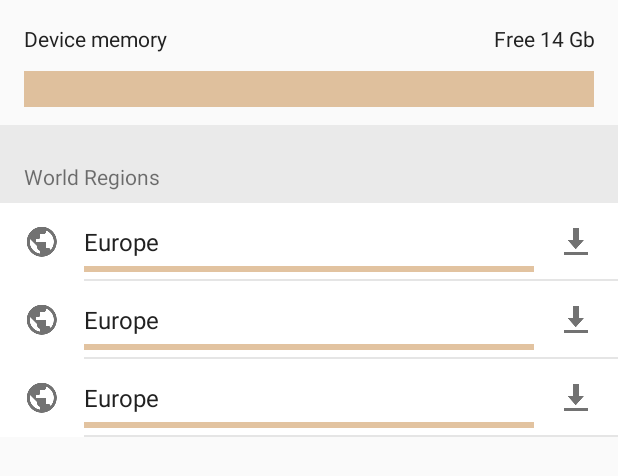
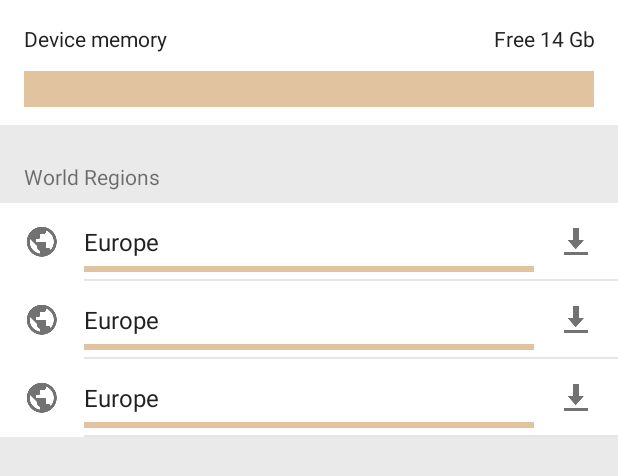
Before and after one commit to vasskob/OSMsemple, an Android app: the layout fragment_region.xml on its own in the app's theme, with its tools: preview values and no code run, on a phone screen of 412 x 824 dp. Shown: the top 476 px of the screen. Run offline under Robolectric (Android 15) with nearby library versions, the phone set to English and light mode, and no system bars.

```diff
--- a/app/src/main/java/com/vasskob/downloadmaps/presentation/main/continent/presenter/ContinentPresenter.java
+++ b/app/src/main/java/com/vasskob/downloadmaps/presentation/main/continent/presenter/ContinentPresenter.java
@@ -55,6 +55,7 @@ public class ContinentPresenter extends MvpPresenter<ContinentView> {
 
     @Override
     public void onDestroy() {
+        Timber.d("onDestroy: ");
         if (!mCompositeDisposable.isDisposed()) {
             mCompositeDisposable.clear();
         }
--- a/app/src/main/java/com/vasskob/downloadmaps/presentation/main/continent/view/ContinentView.java
+++ b/app/src/main/java/com/vasskob/downloadmaps/presentation/main/continent/view/ContinentView.java
@@ -2,6 +2,7 @@ package com.vasskob.downloadmaps.presentation.main.continent.view;
 
 import com.arellomobile.mvp.MvpView;
 import com.arellomobile.mvp.viewstate.strategy.AddToEndSingleStrategy;
+import com.arellomobile.mvp.viewstate.strategy.OneExecutionStateStrategy;
 import com.arellomobile.mvp.viewstate.strategy.StateStrategyType;
 import com.vasskob.downloadmaps.domain.model.Region;
 
@@ -10,5 +11,6 @@ import java.util.List;
 @StateStrategyType(AddToEndSingleStrategy.class)
 public interface ContinentView extends MvpView {
     void showFreeMemory(long freeMemory, long totalMemory);
+    @StateStrategyType(OneExecutionStateStrategy.class)
     void showRegions(List<Region> regionList);
 }
--- a/app/src/main/res/layout/fragment_region.xml
+++ b/app/src/main/res/layout/fragment_region.xml
@@ -3,12 +3,14 @@
     xmlns:android="http://schemas.android.com/apk/res/android"
     xmlns:tools="http://schemas.android.com/tools"
     android:layout_width="match_parent"
-    android:layout_height="match_parent">
+    android:layout_height="match_parent"
+    android:background="@color/colorBg">
 
     <RelativeLayout
         android:id="@+id/rl_progress_container"
         android:layout_width="match_parent"
-        android:layout_height="wrap_content">
+        android:layout_height="wrap_content"
+        android:background="@color/colorItemBg">
 
         <TextView
             android:id="@+id/tv_memory_label"
--- a/app/src/main/res/layout/item_region.xml
+++ b/app/src/main/res/layout/item_region.xml
@@ -24,7 +24,8 @@
         android:layout_centerInParent="true"
         android:layout_marginStart="@dimen/default_margin"
         android:layout_toEndOf="@+id/iv_globe"
-        android:gravity="center"
+        android:layout_toStartOf="@+id/iv_download"
+        android:gravity="start"
         android:textColor="@color/region_item_title_text_color"
         android:textSize="@dimen/region_item_title_text_size"
         tools:text="Europe"/>
```
Also changed, not shown: app/src/main/java/com/vasskob/downloadmaps/presentation/main/continent/view/ContinentFragment.java (+8 -0 lines), app/src/main/java/com/vasskob/downloadmaps/presentation/main/country/view/CountryFragment.java (+7 -1 lines).
